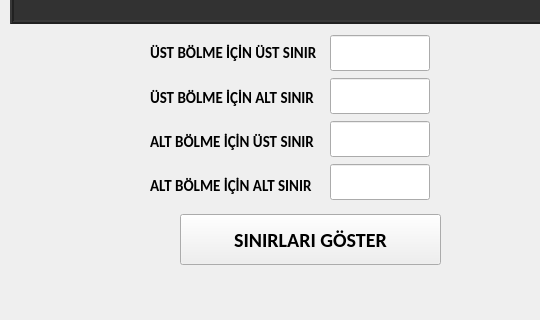
Qt form Interfaces/UpdateCamera.ui (buraketmen/LicencePlateProject) before a commit; both pictures show x 0 to 540 and y 496 to 816 of the 1117 by 816 pixel window.
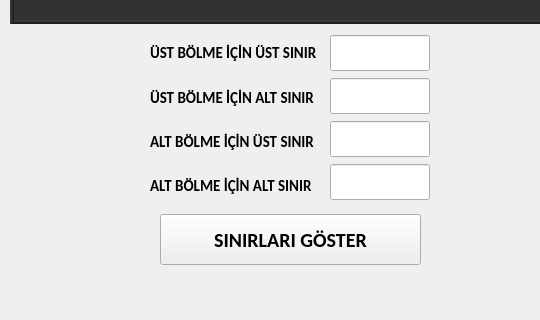
The same form after that commit.

Diff of the .ui file:
```diff
--- a/Interfaces/UpdateCamera.ui
+++ b/Interfaces/UpdateCamera.ui
@@ -236,7 +236,7 @@
   <widget class="QPushButton" name="buttonShowCounters">
    <property name="geometry">
     <rect>
-     <x>180</x>
+     <x>160</x>
      <y>710</y>
      <width>261</width>
      <height>51</height>
```
Left out of the diff: 2 changed lines with no effect on the pictures.
